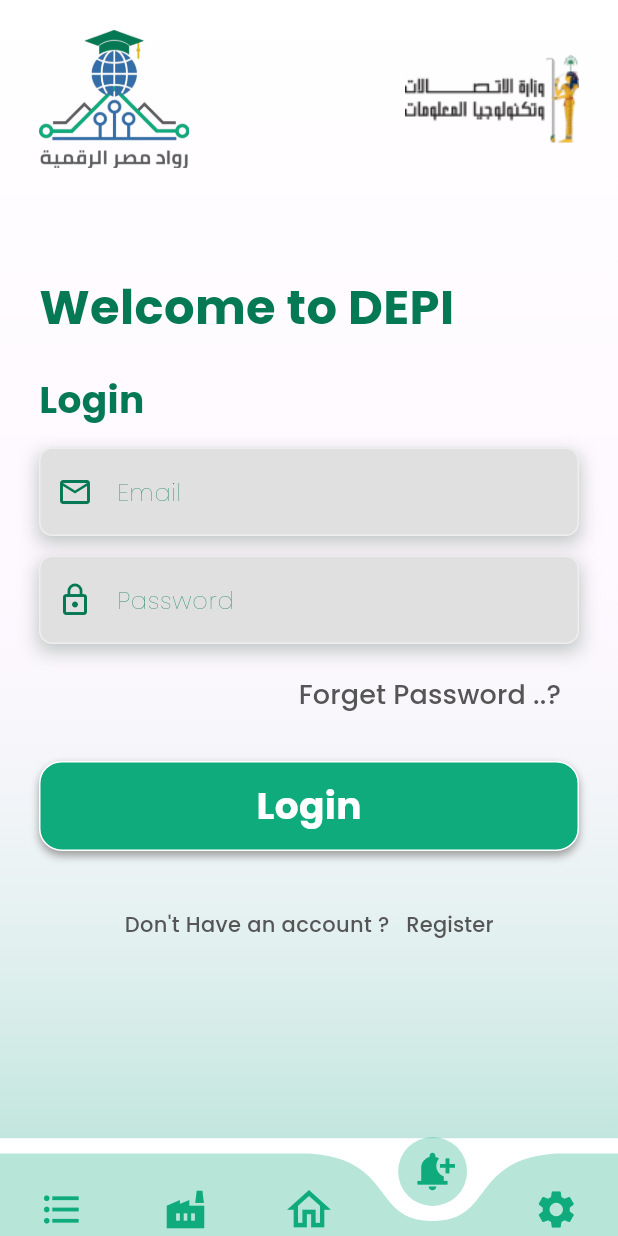
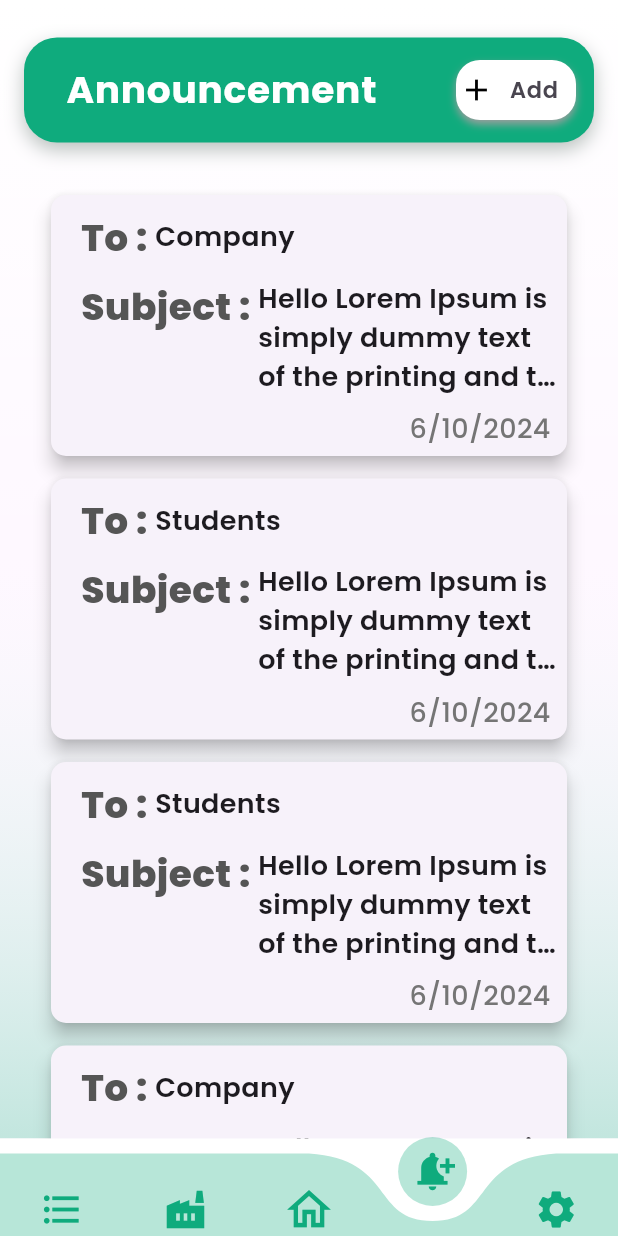
Before and after one commit to MoAbdullahConQ/DEPI-LMS, a Flutter app: the screen it shows after launch, item 4 of the bottom bar chosen, on a phone screen of 412 x 824 dp. Run offline on Flutter 3.47's test engine with Material 3 defaults, Android fonts, the phone set to English and light mode, and no system bars; drawn by our look-alikes of curved_navigation_bar; our stand-ins replace font_awesome_flutter, go_router, google_fonts, percent_indicator.

Commit message:
Announcement Ministry Done

```diff
--- /dev/null
+++ b/lib/Features/Announcement/presentation/views/announcement_minstry_view.dart
@@ -0,0 +1,15 @@
+import 'package:depi_lms/Features/Announcement/presentation/views/widgets/announcement_minstry_view_body.dart';
+import 'package:flutter/material.dart';
+
+class AnnouncementMinstryView extends StatelessWidget {
+  const AnnouncementMinstryView({super.key});
+
+  @override
+  Widget build(BuildContext context) {
+    return const Scaffold(
+      body: SafeArea(
+        child: AnnouncementMinstryViewBody(),
+      ),
+    );
+  }
+}
--- /dev/null
+++ b/lib/Features/Announcement/presentation/views/widgets/announcement_card_list_view.dart
@@ -0,0 +1,18 @@
+import 'package:flutter/material.dart';
+
+class AnnouncementCardListView extends StatelessWidget {
+  const AnnouncementCardListView(
+      {super.key, required this.announcementCardList});
+
+  final List<Widget> announcementCardList;
+
+  @override
+  Widget build(BuildContext context) {
+    return ListView.builder(
+        padding: const EdgeInsets.symmetric(vertical: 10),
+        itemCount: announcementCardList.length,
+        itemBuilder: (context, index) {
+          return announcementCardList[index];
+        });
+  }
+}
--- /dev/null
+++ b/lib/Features/Announcement/presentation/views/widgets/announcement_card_list_view_item.dart
@@ -0,0 +1,95 @@
+import 'package:depi_lms/constant.dart';
+import 'package:depi_lms/core/utils/styles.dart';
+import 'package:flutter/material.dart';
+import 'package:go_router/go_router.dart';
+
+class AnnouncementCardListViewItem extends StatelessWidget {
+  const AnnouncementCardListViewItem(
+      {super.key,
+      required this.to,
+      required this.date,
+      this.goRouterLink,
+      this.blue,
+      this.cancle,
+      required this.subject});
+
+  final String to, subject;
+  final String date;
+  final String? goRouterLink;
+  final bool? blue, cancle;
+
+  @override
+  Widget build(BuildContext context) {
+    return InkWell(
+      onTap: goRouterLink != null
+          ? () {
+              GoRouter.of(context).push(goRouterLink!);
+            }
+          : null,
+      child: Card(
+        elevation: 5,
+        margin: const EdgeInsets.only(bottom: 15, left: 18, right: 18),
+        shape: RoundedRectangleBorder(borderRadius: BorderRadius.circular(10)),
+        child: Stack(
+          children: [
+            Padding(
+              padding: const EdgeInsets.only(bottom: 40),
+              child: Column(
+                children: [
+                  const SizedBox(height: 10),
+                  Row(
+                    children: [
+                      const SizedBox(width: 20),
+                      Text(
+                        'To : ',
+                        style: Styles.text25StyleW800,
+                      ),
+                      SizedBox(
+                        width: 250,
+                        child: Text(
+                          to,
+                          style: Styles.text18StyleW600,
+                          maxLines: 1,
+                          overflow: TextOverflow.ellipsis,
+                        ),
+                      ),
+                    ],
+                  ),
+                  const SizedBox(height: 10),
+                  Row(
+                    crossAxisAlignment: CrossAxisAlignment.start,
+                    children: [
+                      const SizedBox(width: 20),
+                      Text(
+                        'Subject : ',
+                        style: Styles.text25StyleW800,
+                      ),
+                      const SizedBox(height: 20),
+                      SizedBox(
+                        width: 200,
+                        child: Text(
+                          subject,
+                          style: Styles.text18StyleW600,
+                          maxLines: 3,
+                          overflow: TextOverflow.ellipsis,
+                        ),
+                      ),
+                    ],
+                  ),
+                ],
+              ),
+            ),
+            Positioned(
+              right: 11,
+              bottom: 5,
+              child: Text(
+                date,
+                style: Styles.text18StyleW500.copyWith(color: kGrey.shade600),
+              ),
+            ),
+          ],
+        ),
+      ),
+    );
+  }
+}
--- /dev/null
+++ b/lib/Features/Announcement/presentation/views/widgets/announcement_minstry_view_body.dart
@@ -0,0 +1,66 @@
+import 'package:depi_lms/Features/Announcement/presentation/views/widgets/announcement_card_list_view.dart';
+import 'package:depi_lms/Features/Announcement/presentation/views/widgets/announcement_card_list_view_item.dart';
+import 'package:depi_lms/Features/Authentication/presentation/views/widgets/grediant_background.dart';
+import 'package:depi_lms/Features/Home/presentation/views/widgets/app_bar_list_tile.dart';
+import 'package:depi_lms/core/utils/app_router.dart';
+import 'package:flutter/material.dart';
+import 'package:go_router/go_router.dart';
+
+class AnnouncementMinstryViewBody extends StatelessWidget {
+  const AnnouncementMinstryViewBody({super.key});
+
+  final List<Widget> announcementCardList = const [
+    AnnouncementCardListViewItem(
+      to: 'Company',
+      subject:
+          'Hello Lorem Ipsum is simply dummy text of the printing and typesetting industry.',
+      date: '6/10/2024',
+      goRouterLink: AppRouter.kDetalisAnnouncementMinistryView,
+    ),
+    AnnouncementCardListViewItem(
+        to: 'Students',
+        subject:
+            'Hello Lorem Ipsum is simply dummy text of the printing and typesetting industry.',
+        goRouterLink: AppRouter.kDetalisAnnouncementMinistryView,
+        date: '6/10/2024'),
+    AnnouncementCardListViewItem(
+        to: 'Students',
+        subject:
+            'Hello Lorem Ipsum is simply dummy text of the printing and typesetting industry.',
+        goRouterLink: AppRouter.kDetalisAnnouncementMinistryView,
+        date: '6/10/2024'),
+    AnnouncementCardListViewItem(
+        to: 'Company',
+        subject:
+            'Hello Lorem Ipsum is simply dummy text of the printing and typesetting industry.',
+        goRouterLink: AppRouter.kDetalisAnnouncementMinistryView,
+        date: '6/10/2024')
+  ];
+
+  @override
+  Widget build(BuildContext context) {
+    return GradientBackground(
+      child: Padding(
+        padding: const EdgeInsets.only(left: 16, right: 16, top: 25),
+        child: Column(
+          children: [
+            AppBarListTile(
+              title: 'Announcement',
+              edgeInsets: const EdgeInsets.only(top: 7, bottom: 7, left: 16),
+              addCompany: true,
+              onTap: () {
+                GoRouter.of(context).push(AppRouter.kCreateAnnouncementView);
+              },
+            ),
+            const SizedBox(height: 25),
+            Expanded(
+              child: AnnouncementCardListView(
+                announcementCardList: announcementCardList,
+              ),
+            ),
+          ],
+        ),
+      ),
+    );
+  }
+}
--- a/lib/Features/Home/presentation/views/home_ministry_view.dart
+++ b/lib/Features/Home/presentation/views/home_ministry_view.dart
@@ -1,4 +1,4 @@
-import 'package:depi_lms/Features/Authentication/presentation/views/widgets/login_view_body.dart';
+import 'package:depi_lms/Features/Announcement/presentation/views/announcement_minstry_view.dart';
 import 'package:depi_lms/Features/CompanyManagementMinistry/presentation/views/companies_ministry_view.dart';
 import 'package:depi_lms/Features/Home/presentation/views/widgets/curved_nav_bar.dart';
 import 'package:depi_lms/Features/Home/presentation/views/widgets/home_ministry_view_body.dart';
@@ -19,7 +19,7 @@
     TracksMinistryView(),
     CompaniesMinistryView(),
     HomeMinistryViewBody(),
-    LoginViewBody(),
+    AnnouncementMinstryView(),
     SettingMinistryView(),
   ];
 
--- a/lib/core/utils/app_router.dart
+++ b/lib/core/utils/app_router.dart
@@ -1,3 +1,6 @@
+import 'package:depi_lms/Features/Announcement/presentation/views/announcement_minstry_view.dart';
+import 'package:depi_lms/Features/Announcement/presentation/views/create_announcement_view.dart';
+import 'package:depi_lms/Features/Announcement/presentation/views/detalis_announcement_ministry_view.dart';
 import 'package:depi_lms/Features/Authentication/presentation/views/login_view.dart';
 import 'package:depi_lms/Features/Authentication/presentation/views/register_one_view.dart';
 import 'package:depi_lms/Features/Authentication/presentation/views/register_three_view.dart';
@@ -103,6 +106,9 @@
   static const kAccountSettingStudentView = '/accountSettingStudentView';
   static const kSettingMinistryView = '/settingMinistryView';
 
+  static const kAnnouncementMinstryView = '/announcementMinstryView';
+  static const kCreateAnnouncementView = '/createAnnouncementView';
+  static const kDetalisAnnouncementMinistryView = '/detalisAnnouncementMinistryView';
 
   static final routers = GoRouter(
     routes: [
@@ -342,6 +348,25 @@
           builder: (context, state) {
             return const SettingMinistryView();
           }),
+
+
+//Announcement Ministry
+//Announcement Ministry
+      GoRoute(
+          path: kAnnouncementMinstryView,
+          builder: (context, state) {
+            return const AnnouncementMinstryView();
+          }),
+      GoRoute(
+          path: kCreateAnnouncementView,
+          builder: (context, state) {
+            return const CreateAnnouncementView();
+          }),
+      GoRoute(
+          path: kDetalisAnnouncementMinistryView,
+          builder: (context, state) {
+            return const DetalisAnnouncementMinistryView();
+          }),
     ],
   );
 }
```
Also changed, not shown: lib/Features/Announcement/presentation/views/create_announcement_view.dart (added, +15 -0 lines), lib/Features/Announcement/presentation/views/detalis_announcement_ministry_view.dart (added, +15 -0 lines), lib/Features/Announcement/presentation/views/widgets/body_announcement.dart (added, +40 -0 lines), lib/Features/Announcement/presentation/views/widgets/create_announcement_view_body.dart (added, +75 -0 lines), lib/Features/Announcement/presentation/views/widgets/detalis_announcement_ministry_view_body.dart (added, +58 -0 lines), lib/Features/Announcement/presentation/views/widgets/from_and_to_announcement.dart (added, +48 -0 lines), lib/Features/Announcement/presentation/views/widgets/to_and_subject_drop_down.dart (added, +76 -0 lines).
